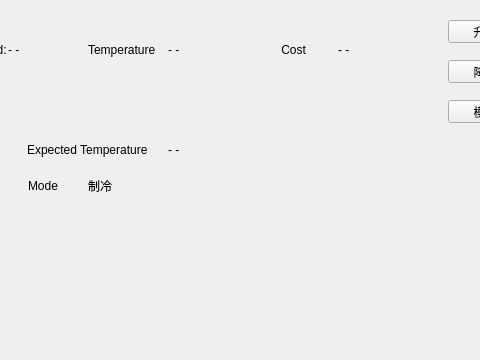
Before: the Qt Designer form src/client/panel.ui in Connor1996/Distributed-Air-Conditioning-System, drawn with Qt 5; both pictures show x 82 to 562 and y 0 to 360 of the 720 by 360 pixel window.
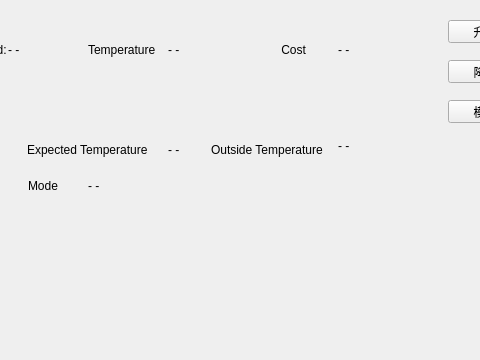
After: the same form once the commit is applied.

Patch:
```diff
--- a/src/client/panel.ui
+++ b/src/client/panel.ui
@@ -250,7 +250,33 @@
      </rect>
     </property>
     <property name="text">
-     <string>制冷</string>
+     <string>- -</string>
+    </property>
+   </widget>
+   <widget class="QLabel" name="label_6">
+    <property name="geometry">
+     <rect>
+      <x>283</x>
+      <y>130</y>
+      <width>121</width>
+      <height>20</height>
+     </rect>
+    </property>
+    <property name="text">
+     <string>Outside Temperature</string>
+    </property>
+   </widget>
+   <widget class="QLabel" name="originalTemp">
+    <property name="geometry">
+     <rect>
+      <x>410</x>
+      <y>130</y>
+      <width>54</width>
+      <height>12</height>
+     </rect>
+    </property>
+    <property name="text">
+     <string>- -</string>
     </property>
    </widget>
   </widget>
```
Left out of the diff: 5 changed lines with no effect on the pictures.
